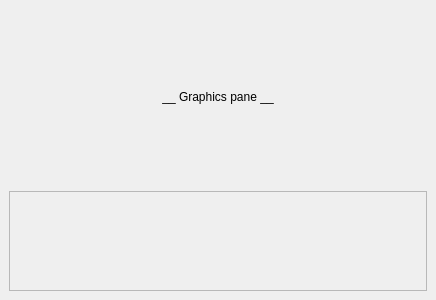
Qt form cad/plugins/NanoVision-1/src/TrajectoryGraphicsPane.ui (kanzure/nanoengineer) before a commit.
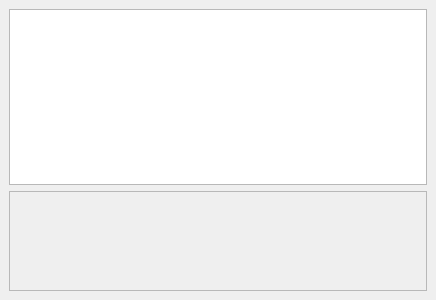
The same form after that commit.

Commit message: NV1 can now be launched from NE1 with a growing data store which it shows in a TrajectoryGraphicsPane textually.

The edit to the form file:
```diff
--- a/cad/plugins/NanoVision-1/src/TrajectoryGraphicsPane.ui
+++ b/cad/plugins/NanoVision-1/src/TrajectoryGraphicsPane.ui
@@ -20,14 +20,7 @@
     <number>6</number>
    </property>
    <item>
-    <widget class="QLabel" name="label" >
-     <property name="text" >
-      <string>__ Graphics pane __</string>
-     </property>
-     <property name="alignment" >
-      <set>Qt::AlignCenter</set>
-     </property>
-    </widget>
+    <widget class="QTextEdit" name="textEdit" />
    </item>
    <item>
     <widget class="QFrame" name="frame" >
```
The commit also changes 14 other files.
